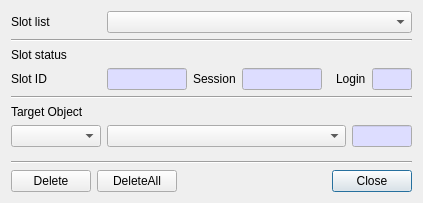
Qt form CryptokiMan/del_object_dlg.ui (jykim74/CryptokiMan) before a commit.
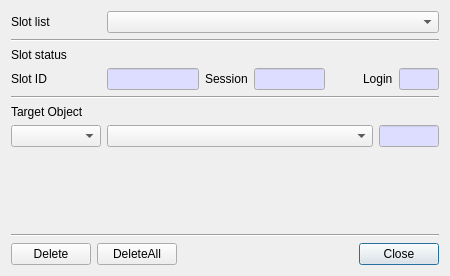
The same form after that commit.

Patch:
```diff
--- a/CryptokiMan/del_object_dlg.ui
+++ b/CryptokiMan/del_object_dlg.ui
@@ -6,8 +6,8 @@
    <rect>
     <x>0</x>
     <y>0</y>
-    <width>423</width>
-    <height>203</height>
+    <width>450</width>
+    <height>276</height>
    </rect>
   </property>
   <property name="windowTitle">
@@ -149,7 +149,7 @@
        </property>
        <property name="maximumSize">
         <size>
-         <width>80</width>
+         <width>100</width>
          <height>16777215</height>
         </size>
        </property>
@@ -199,7 +199,7 @@
       <widget class="QLineEdit" name="mSessionText">
        <property name="minimumSize">
         <size>
-         <width>80</width>
+         <width>60</width>
          <height>0</height>
         </size>
        </property>
```
